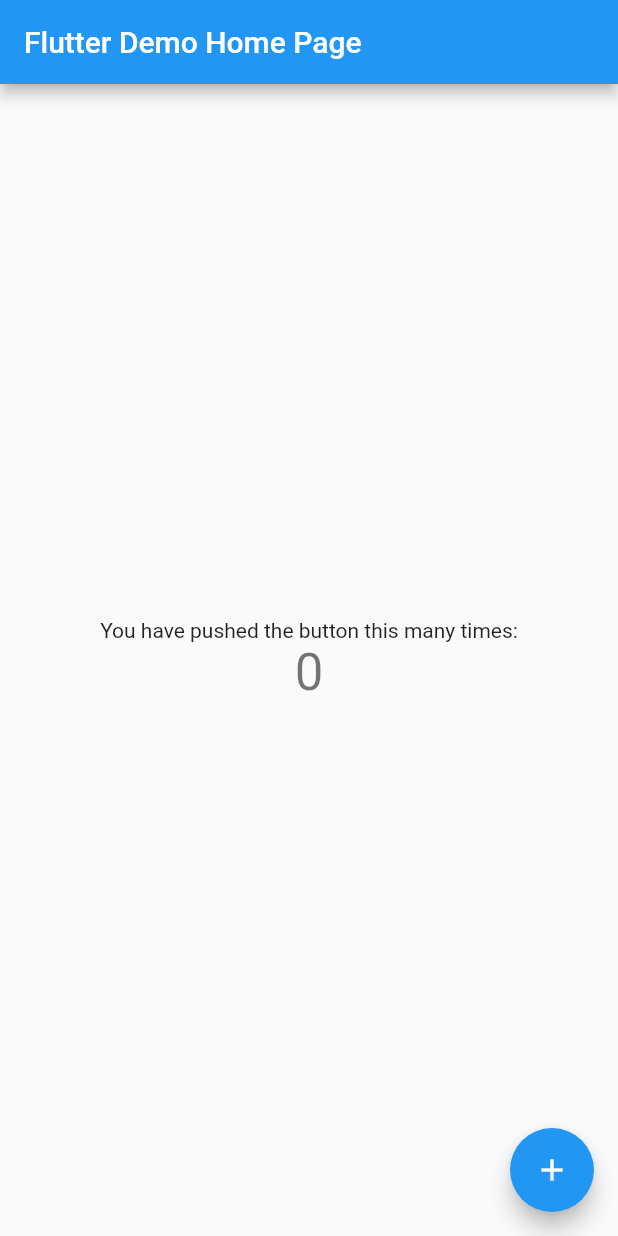
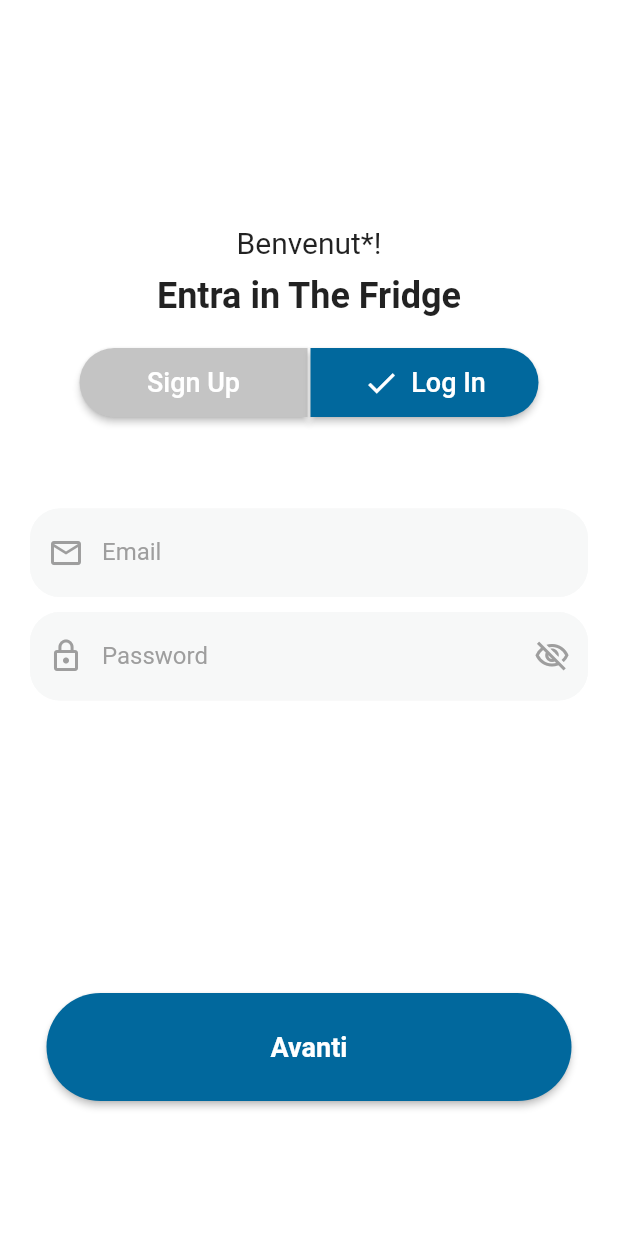
Before and after one commit to Twdrfll/food_storage_ceo, a Flutter app: the screen it shows after launch, on a phone screen of 412 x 824 dp. Run offline on Flutter 3.47's test engine with Material 2 defaults, Android fonts, the phone set to English and light mode, and no system bars; our stand-ins replace socket_io_client; missing offline and left inert: dart_mysql.

Commit message:
Implementazione schermata Log In e Sign Up
Prima implementazione dell'interfaccia di Log In e Sign Up, momentaneamente senza funzioni che agiscono sul back-end.

```diff
--- a/lib/main.dart
+++ b/lib/main.dart
@@ -1,4 +1,5 @@
 import 'package:flutter/material.dart';
+import 'screen/login_signup.dart';
 
 void main() {
   runApp(const MyApp());
@@ -7,109 +8,13 @@ void main() {
 class MyApp extends StatelessWidget {
   const MyApp({super.key});
 
-  // This widget is the root of your application.
   @override
   Widget build(BuildContext context) {
     return MaterialApp(
+      debugShowCheckedModeBanner: false,
       title: 'Flutter Demo',
-      theme: ThemeData(
-        // This is the theme of your application.
-        //
-        // Try running your application with "flutter run". You'll see the
-        // application has a blue toolbar. Then, without quitting the app, try
-        // changing the primarySwatch below to Colors.green and then invoke
-        // "hot reload" (press "r" in the console where you ran "flutter run",
-        // or simply save your changes to "hot reload" in a Flutter IDE).
-        // Notice that the counter didn't reset back to zero; the application
-        // is not restarted.
-        primarySwatch: Colors.blue,
-      ),
-      home: const MyHomePage(title: 'Flutter Demo Home Page'),
+      home: loginAndSignup(),
     );
   }
+
 }
-
-class MyHomePage extends StatefulWidget {
-  const MyHomePage({super.key, required this.title});
-
-  // This widget is the home page of your application. It is stateful, meaning
-  // that it has a State object (defined below) that contains fields that affect
-  // how it looks.
-
-  // This class is the configuration for the state. It holds the values (in this
-  // case the title) provided by the parent (in this case the App widget) and
-  // used by the build method of the State. Fields in a Widget subclass are
-  // always marked "final".
-
-  final String title;
-
-  @override
-  State<MyHomePage> createState() => _MyHomePageState();
-}
-
-class _MyHomePageState extends State<MyHomePage> {
-  int _counter = 0;
-
-  void _incrementCounter() {
-    setState(() {
-      // This call to setState tells the Flutter framework that something has
-      // changed in this State, which causes it to rerun the build method below
-      // so that the display can reflect the updated values. If we changed
-      // _counter without calling setState(), then the build method would not be
-      // called again, and so nothing would appear to happen.
-      _counter++;
-    });
-  }
-
-  @override
-  Widget build(BuildContext context) {
-    // This method is rerun every time setState is called, for instance as done
-    // by the _incrementCounter method above.
-    //
-    // The Flutter framework has been optimized to make rerunning build methods
-    // fast, so that you can just rebuild anything that needs updating rather
-    // than having to individually change instances of widgets.
-    return Scaffold(
-      appBar: AppBar(
-        // Here we take the value from the MyHomePage object that was created by
-        // the App.build method, and use it to set our appbar title.
-        title: Text(widget.title),
-      ),
-      body: Center(
-        // Center is a layout widget. It takes a single child and positions it
-        // in the middle of the parent.
-        child: Column(
-          // Column is also a layout widget. It takes a list of children and
-          // arranges them vertically. By default, it sizes itself to fit its
-          // children horizontally, and tries to be as tall as its parent.
-          //
-          // Invoke "debug painting" (press "p" in the console, choose the
-          // "Toggle Debug Paint" action from the Flutter Inspector in Android
-          // Studio, or the "Toggle Debug Paint" command in Visual Studio Code)
-          // to see the wireframe for each widget.
-          //
-          // Column has various properties to control how it sizes itself and
-          // how it positions its children. Here we use mainAxisAlignment to
-          // center the children vertically; the main axis here is the vertical
-          // axis because Columns are vertical (the cross axis would be
-          // horizontal).
-          mainAxisAlignment: MainAxisAlignment.center,
-          children: <Widget>[
-            const Text(
-              'You have pushed the button this many times:',
-            ),
-            Text(
-              '$_counter',
-              style: Theme.of(context).textTheme.headline4,
-            ),
-          ],
-        ),
-      ),
-      floatingActionButton: FloatingActionButton(
-        onPressed: _incrementCounter,
-        tooltip: 'Increment',
-        child: const Icon(Icons.add),
-      ), // This trailing comma makes auto-formatting nicer for build methods.
-    );
-  }
-}
--- /dev/null
+++ b/lib/screen/login_signup.dart
@@ -0,0 +1,407 @@
+import 'package:flutter/material.dart';
+
+class loginAndSignup extends StatefulWidget {
+  const loginAndSignup({super.key});
+
+  _loginAndSignupState createState() => _loginAndSignupState();
+}
+
+class _loginAndSignupState extends State<loginAndSignup> {
+  bool button_value = false;
+  bool agreement_value = false;
+  bool password_visibility = false;
+  bool confirm_password_visibility = false;
+  Color button_color_enabled = Color(0xFF01689D);
+  Color button_color_disabled = Color(0xFFC4C4C4);
+  Color text_secondary_color = Color(0xFFAEA7A7);
+  Color input_field_background = Color(0xFFF7F8F8);
+
+  @override
+  Widget build(BuildContext context) {
+    return Scaffold(
+      resizeToAvoidBottomInset: false,
+      backgroundColor: Colors.white,
+      body: Column(
+        mainAxisAlignment: MainAxisAlignment.spaceBetween,
+        children: [
+          Container(
+            child: Column(
+              crossAxisAlignment: CrossAxisAlignment.start,
+              children: [
+                const Center(
+                  // Welcome
+                  child: Padding(
+                    padding: const EdgeInsets.only(top: 150.0),
+                    child: Text(
+                      'Benvenut*!',
+                      style: TextStyle(
+                        fontSize: 20,
+                        fontWeight: FontWeight.normal,
+                      ),
+                    ),
+                  ),
+                ),
+                const Center(
+                  // Title
+                  child: Padding(
+                    padding: const EdgeInsets.only(top: 10.0),
+                    child: Text(
+                      'Entra in The Fridge',
+                      style: TextStyle(
+                        fontSize: 24,
+                        fontWeight: FontWeight.bold,
+                      ),
+                    ),
+                  ),
+                ),
+                Padding(
+                  // Choice
+                  padding: const EdgeInsets.only(top: 20.0),
+                  child: Row(
+                    mainAxisAlignment: MainAxisAlignment.center,
+                    children: [
+                      Padding(
+                        padding: const EdgeInsets.only(right: 2.0),
+                        child: ElevatedButton(
+                          style: ButtonStyle(
+                            backgroundColor: MaterialStateProperty.all<Color>(
+                                button_value
+                                    ? button_color_enabled
+                                    : button_color_disabled),
+                            minimumSize: MaterialStateProperty.all<Size>(
+                                Size(120.0, 46.0)),
+                            shape: MaterialStateProperty.all<
+                                RoundedRectangleBorder>(
+                              RoundedRectangleBorder(
+                                  borderRadius: BorderRadius.only(
+                                      topLeft: Radius.circular(23.0),
+                                      bottomLeft: Radius.circular(23.0))),
+                            ),
+                          ),
+                          onPressed: () {
+                            setState(() {
+                              button_value = true;
+                            });
+                          },
+                          child: Row(
+                            children: [
+                              ClipRect(
+                                child: SizedBox(
+                                  width: 120.0,
+                                  child: AnimatedCrossFade(
+                                    firstChild: Row(
+                                      mainAxisAlignment: MainAxisAlignment.center,
+                                      children: [
+                                        Text(
+                                          'Sign Up',
+                                          style: TextStyle(
+                                            fontSize: 18.0,
+                                          ),
+                                        ),
+                                      ],
+                                    ),
+                                    secondChild: Row(
+                                      mainAxisAlignment: MainAxisAlignment.center,
+                                      children: [
+                                        Padding(
+                                          padding:
+                                              const EdgeInsets.only(right: 8.0),
+                                          child: Icon(Icons.check),
+                                        ),
+                                        Text(
+                                          'Sign Up',
+                                          style: TextStyle(
+                                            fontSize: 18.0,
+                                          ),
+                                        ),
+                                      ],
+                                    ),
+                                    crossFadeState: button_value
+                                        ? CrossFadeState.showSecond
+                                        : CrossFadeState.showFirst,
+                                    duration: const Duration(milliseconds: 500),
+                                  ),
+                                ),
+                              ),
+                            ],
+                          ),
+                        ),
+                      ),
+                      Padding(
+                        padding: const EdgeInsets.only(right: 0.0),
+                        child: ElevatedButton(
+                          style: ButtonStyle(
+                            backgroundColor: MaterialStateProperty.all<Color>(
+                                button_value
+                                    ? button_color_disabled
+                                    : button_color_enabled),
+                            minimumSize: MaterialStateProperty.all<Size>(
+                                Size(120.0, 46.0)),
+                            shape: MaterialStateProperty.all<
+                                RoundedRectangleBorder>(
+                              RoundedRectangleBorder(
+                                  borderRadius: BorderRadius.only(
+                                      topRight: Radius.circular(23.0),
+                                      bottomRight: Radius.circular(23.0))),
+                            ),
+                          ),
+                          onPressed: () {
+                            setState(() {
+                              button_value = false;
+                            });
+                          },
+                          child: Row(
+                            children: [
+                              ClipRect(
+                                child: SizedBox(
+                                  width: 120.0,
+                                  child: AnimatedCrossFade(
+                                    firstChild: Row(
+                                      mainAxisAlignment: MainAxisAlignment.center,
+                                      children: [
+                                        Text(
+                                          'Log In',
+                                          style: TextStyle(
+                                            fontSize: 18.0,
+                                          ),
+                                        ),
+                                      ],
+                                    ),
+                                    secondChild: Row(
+                                      mainAxisAlignment: MainAxisAlignment.center,
+                                      children: [
+                                        Padding(
+                                          padding:
+                                              const EdgeInsets.only(right: 8.0),
+                                          child: Icon(Icons.check),
+                                        ),
+                                        Text(
+                                          'Log In',
+                                          style: TextStyle(
+                                            fontSize: 18.0,
+                                          ),
+                                        ),
+                                      ],
+                                    ),
+                                    crossFadeState: button_value
+                                        ? CrossFadeState.showFirst
+                                        : CrossFadeState.showSecond,
+                                    duration: const Duration(milliseconds: 500),
+                                  ),
+                                ),
+                              ),
+                            ],
+                          ),
+                        ),
+                      )
+                    ],
+                  ),
+                ),
+                Padding(
+                  padding: const EdgeInsets.only(top: 50.0),
+                  child: Column(
+                    children: [
+                      Padding(
+                        // Email
+                        padding: const EdgeInsets.only(
+                            top: 10.0, left: 20.0, right: 20.0),
+                        child: TextField(
+                          decoration: InputDecoration(
+                            filled: true,
+                            fillColor: Color(0xFFf7f8f8),
+                            border: OutlineInputBorder(
+                                borderRadius: BorderRadius.circular(20.0),
+                                borderSide:
+                                    BorderSide(color: input_field_background)),
+                            enabledBorder: OutlineInputBorder(
+                                borderRadius: BorderRadius.circular(20.0),
+                                borderSide:
+                                    BorderSide(color: input_field_background)),
+                            focusedBorder: OutlineInputBorder(
+                                borderRadius: BorderRadius.circular(20.0),
+                                borderSide:
+                                    BorderSide(color: input_field_background)),
+                            labelText: 'Email',
+                            labelStyle: TextStyle(
+                              color: Colors.grey,
+                            ),
+                            prefixIcon: Icon(Icons.email_outlined),
+                            prefixIconColor: MaterialStateColor.resolveWith(
+                                (states) =>
+                                    states.contains(MaterialState.focused)
+                                        ? button_color_enabled
+                                        : Colors.grey),
+                          ),
+                        ),
+                      ),
+                      Padding(
+                        // Password
+                        padding:
+                            EdgeInsets.only(top: 10.0, left: 20.0, right: 20.0),
+                        child: TextField(
+                          obscureText: !password_visibility,
+                          decoration: InputDecoration(
+                              filled: true,
+                              fillColor: Color(0xFFf7f8f8),
+                              border: OutlineInputBorder(
+                                  borderRadius: BorderRadius.circular(20.0),
+                                  borderSide: BorderSide(
+                                      color: input_field_background)),
+                              enabledBorder: OutlineInputBorder(
+                                  borderRadius: BorderRadius.circular(20.0),
+                                  borderSide: BorderSide(
+                                      color: input_field_background)),
+                              focusedBorder: OutlineInputBorder(
+                                  borderRadius: BorderRadius.circular(20.0),
+                                  borderSide: BorderSide(
+                                      color: input_field_background)),
+                              labelText: 'Password',
+                              labelStyle: TextStyle(
+                                color: Colors.grey,
+                              ),
+                              prefixIcon: Icon(Icons.lock_outline),
+                              prefixIconColor: MaterialStateColor.resolveWith(
+                                  (states) =>
+                                      states.contains(MaterialState.focused)
+                                          ? button_color_enabled
+                                          : Colors.grey),
+                              suffixIcon: IconButton(
+                                  icon: Icon(password_visibility
+                                      ? Icons.visibility_outlined
+                                      : Icons.visibility_off_outlined),
+                                  onPressed: () {
+                                    setState(() {
+                                      password_visibility =
+                                          !password_visibility;
+                                    });
+                                  }),
+                              suffixIconColor: MaterialStateColor.resolveWith(
+                                  (states) =>
+                                      states.contains(MaterialState.focused)
+                                          ? button_color_enabled
+                                          : Colors.grey)),
+                        ),
+                      ),
+                      Padding(
+                        // Confirm Password
+                        padding: const EdgeInsets.only(
+                            top: 10.0, left: 20.0, right: 20.0),
+                        child: AnimatedOpacity(
+                          opacity: button_value ? 1.0 : 0.0,
+                          duration: const Duration(milliseconds: 500),
+                          child: Column(
+                            children: [
+                              TextField(
+                                obscureText: !confirm_password_visibility,
+                                decoration: InputDecoration(
+                                    filled: true,
+                                    fillColor: Color(0xFFf7f8f8),
+                                    border: OutlineInputBorder(
+                                        borderRadius:
+                                            BorderRadius.circular(20.0),
+                                        borderSide: BorderSide(
+                                            color: input_field_background)),
+                                    enabledBorder: OutlineInputBorder(
+                                        borderRadius:
+                                            BorderRadius.circular(20.0),
+                                        borderSide: BorderSide(
+                                            color: input_field_background)),
+                                    focusedBorder: OutlineInputBorder(
+                                        borderRadius:
+                                            BorderRadius.circular(20.0),
+                                        borderSide: BorderSide(
+                                            color: input_field_background)),
+                                    labelText: 'Conferma password',
+                                    labelStyle: TextStyle(
+                                      color: Colors.grey,
+                                    ),
+                                    prefixIcon: Icon(Icons.lock_outline),
+                                    prefixIconColor:
+                                        MaterialStateColor.resolveWith((states) =>
+                                            states.contains(MaterialState.focused)
+                                                ? button_color_enabled
+                                                : Colors.grey),
+                                    suffixIcon: IconButton(
+                                        icon: Icon(confirm_password_visibility
+                                            ? Icons.visibility_outlined
+                                            : Icons.visibility_off_outlined),
+                                        onPressed: () {
+                                          setState(() {
+                                            confirm_password_visibility =
+                                                !confirm_password_visibility;
+                                          });
+                                        }),
+                                    suffixIconColor:
+                                        MaterialStateColor.resolveWith((states) =>
+                                            states.contains(MaterialState.focused)
+                                                ? button_color_enabled
+                                                : Colors.grey)),
+                              ),
+                              Padding(
+                                padding: const EdgeInsets.only(top: 12.0),
+                                child: Row(
+                                  children: [
+                                    Checkbox(
+                                      activeColor: button_color_enabled,
+                                      value: agreement_value,
+                                      shape: RoundedRectangleBorder(
+                                        borderRadius:
+                                            BorderRadius.circular(4.0),
+                                      ),
+                                      onChanged: (bool? value) {
+                                        if (value != null) {
+                                          setState(() {
+                                            agreement_value = value;
+                                          });
+                                        }
+                                      },
+                                    ),
+                                    SizedBox(
+                                      width: 300.0,
+                                      child: Text(
+                                        'Continuando, accetti la nostra Politica sulla Privacy e i nostri Termini d\'uso.',
+                                        style: TextStyle(
+                                          color: text_secondary_color,
+                                        ),
+                                      ),
+                                    ),
+                                  ],
+                                ),
+                              ),
+                            ],
+                          ),
+                        ),
+                      ),
+                    ],
+                  ),
+                ),
+              ],
+            ),
+          ),
+          Padding( // Button Avanti
+            padding: const EdgeInsets.only(bottom: 90.0),
+            child: ElevatedButton(
+              style: ButtonStyle(
+                backgroundColor:
+                    MaterialStateProperty.all<Color>(button_color_enabled),
+                minimumSize: MaterialStateProperty.all<Size>(Size(350.0, 72.0)),
+                shape: MaterialStateProperty.all<RoundedRectangleBorder>(
+                  RoundedRectangleBorder(
+                      borderRadius: BorderRadius.all(Radius.circular(36.0))),
+                ),
+              ),
+              onPressed: () {},
+              child: Text(
+                'Avanti',
+                style: TextStyle(
+                  fontSize: 18.0,
+                  fontWeight: FontWeight.bold,
+                ),
+              ),
+            ),
+          ),
+        ],
+      ),
+    );
+  }
+}
```
Also changed, not shown: 1 other file.
